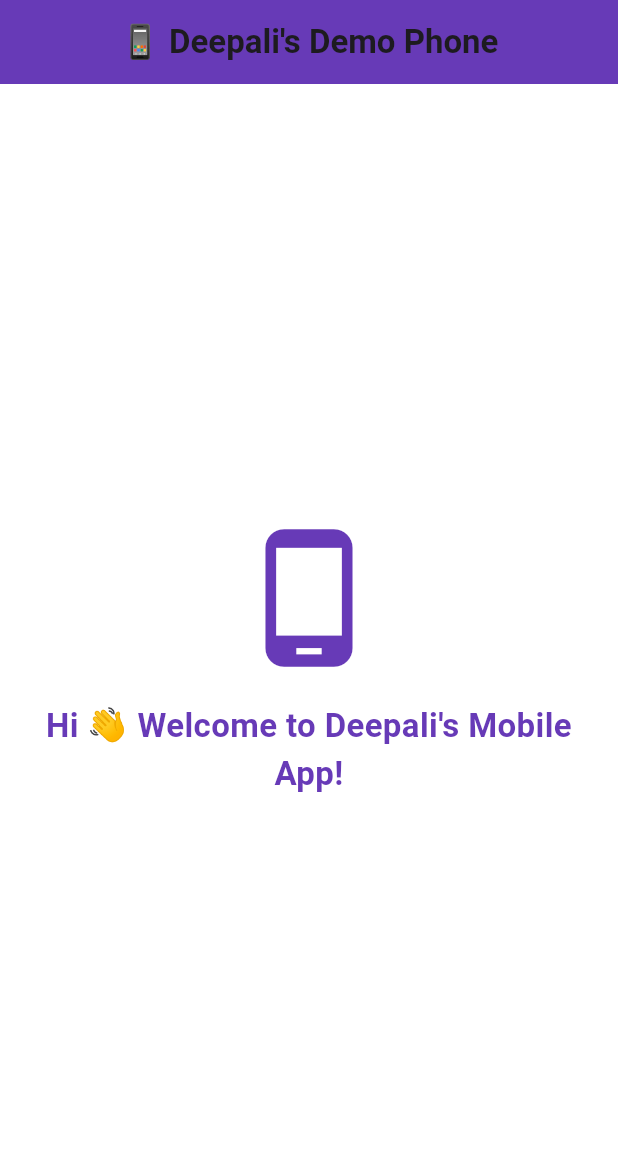
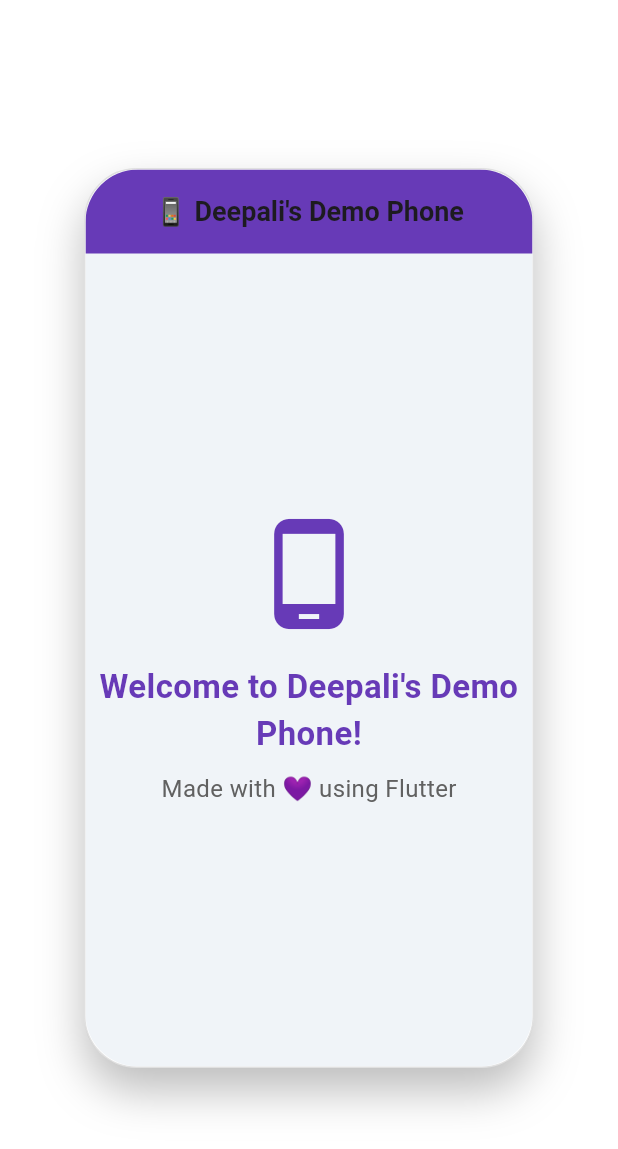
Before and after one commit to Deepali73/flutter_app, a Flutter app: the screen it shows after launch, on a phone screen of 412 x 824 dp. Shown: the top 1149 px of the screen. Run offline on Flutter 3.47's test engine with Material 3 defaults, Android fonts, the phone set to English and light mode, and no system bars.

Commit message:
initial-commit

```diff
--- a/lib/main.dart
+++ b/lib/main.dart
@@ -1,52 +1,72 @@
 import 'package:flutter/material.dart';
 
 void main() {
-  runApp(DeepaliDemoPhone());
-}
-
-class DeepaliDemoPhone extends StatelessWidget {
-  @override
-  Widget build(BuildContext context) {
-    return MaterialApp(
-      title: 'Deepali Demo Phone',
+  runApp(
+    MaterialApp(
       debugShowCheckedModeBanner: false,
-      home: Scaffold(
-        backgroundColor: Colors.grey[200], // light background
+      home: Center(
+        child: Container(
+          width: 300, // Simulated phone width
+          height: 600, // Simulated phone height
+          decoration: BoxDecoration(
+            color: Colors.white,
+            borderRadius: BorderRadius.circular(35),
+            boxShadow: [
+              BoxShadow(
+                color: Colors.black26,
+                blurRadius: 25,
+                offset: Offset(0, 15),
+              ),
+            ],
+            border: Border.all(color: Colors.black12),
+          ),
+          child: ClipRRect(
+            borderRadius: BorderRadius.circular(35),
+            child: Scaffold(
+              backgroundColor: Color(0xFFF0F4F8),
               appBar: AppBar(
                 backgroundColor: Colors.deepPurple,
-          title: Center(
-            child: Text(
-              '📱 Deepali\'s Demo Phone',
-              style: TextStyle(fontWeight: FontWeight.bold),
+                centerTitle: true,
+                title: Text(
+                  "📱 Deepali's Demo Phone",
+                  style: TextStyle(
+                    fontWeight: FontWeight.bold,
+                    fontSize: 18,
                   ),
                 ),
               ),
-        body: Container(
-          width: double.infinity,
-          padding: EdgeInsets.all(20),
-          color: Colors.white,
-          child: Center(
+              body: Center(
                 child: Column(
                   mainAxisAlignment: MainAxisAlignment.center,
                   children: [
-                Icon(Icons.phone_android, size: 100, color: Colors.deepPurple),
+                    Icon(Icons.phone_android, size: 80, color: Colors.deepPurple),
                     SizedBox(height: 20),
                     Text(
-                  'Hi 👋 Welcome to Deepali\'s Mobile App!',
+                      "Welcome to Deepali's Demo Phone!",
+                      textAlign: TextAlign.center,
                       style: TextStyle(
                         fontSize: 22,
-                    fontWeight: FontWeight.w600,
+                        fontWeight: FontWeight.bold,
                         color: Colors.deepPurple,
                       ),
-                  textAlign: TextAlign.center,
+                    ),
+                    SizedBox(height: 10),
+                    Text(
+                      "Made with 💜 using Flutter",
+                      style: TextStyle(
+                        fontSize: 16,
+                        color: Colors.grey[700],
+                      ),
                     ),
                   ],
                 ),
               ),
             ),
           ),
+        ),
+      ),
+    ),
   );
-  }
 }
 
 
```
Lines whose indentation alone changed are shown as unchanged.
